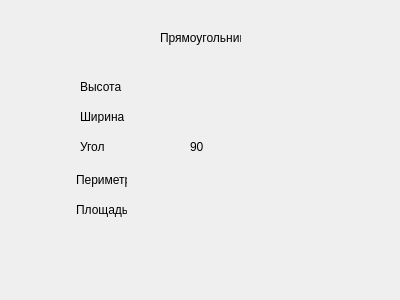
Old version of the form FigureListShow/showrectangle.ui in the repository momooshi/GeometryAssistance.
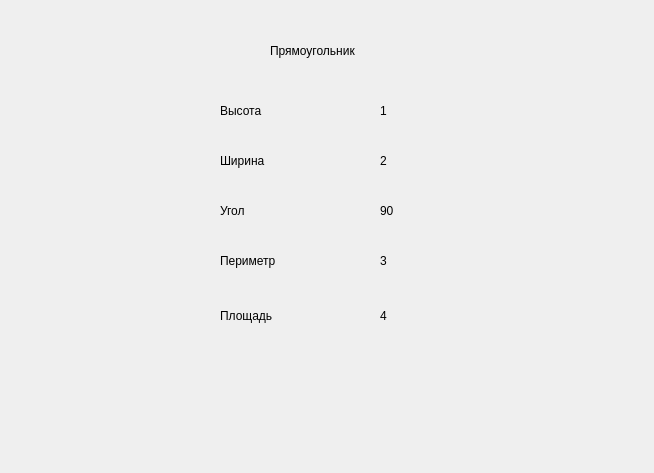
New version of the form.

Patch:
```diff
--- a/FigureListShow/showrectangle.ui
+++ b/FigureListShow/showrectangle.ui
@@ -6,8 +6,8 @@
    <rect>
     <x>0</x>
     <y>0</y>
-    <width>400</width>
-    <height>300</height>
+    <width>654</width>
+    <height>473</height>
    </rect>
   </property>
   <property name="windowTitle">
@@ -16,10 +16,10 @@
   <widget class="QLabel" name="label">
    <property name="geometry">
     <rect>
-     <x>160</x>
+     <x>270</x>
      <y>30</y>
-     <width>81</width>
-     <height>16</height>
+     <width>181</width>
+     <height>41</height>
     </rect>
    </property>
    <property name="text">
@@ -29,10 +29,10 @@
   <widget class="QLabel" name="label_2">
    <property name="geometry">
     <rect>
-     <x>80</x>
-     <y>80</y>
-     <width>47</width>
-     <height>13</height>
+     <x>220</x>
+     <y>90</y>
+     <width>71</width>
+     <height>41</height>
     </rect>
    </property>
    <property name="text">
@@ -42,10 +42,10 @@
   <widget class="QLabel" name="label_3">
    <property name="geometry">
     <rect>
-     <x>80</x>
-     <y>110</y>
-     <width>47</width>
-     <height>13</height>
+     <x>220</x>
+     <y>140</y>
+     <width>71</width>
+     <height>41</height>
     </rect>
    </property>
    <property name="text">
@@ -55,10 +55,10 @@
   <widget class="QLabel" name="label_4">
    <property name="geometry">
     <rect>
-     <x>80</x>
-     <y>140</y>
-     <width>47</width>
-     <height>13</height>
+     <x>220</x>
+     <y>190</y>
+     <width>71</width>
+     <height>41</height>
     </rect>
    </property>
    <property name="text">
@@ -68,10 +68,10 @@
   <widget class="QLabel" name="label_5">
    <property name="geometry">
     <rect>
-     <x>76</x>
-     <y>170</y>
-     <width>51</width>
-     <height>20</height>
+     <x>220</x>
+     <y>240</y>
+     <width>71</width>
+     <height>41</height>
     </rect>
    </property>
    <property name="text">
@@ -81,10 +81,10 @@
   <widget class="QLabel" name="label_6">
    <property name="geometry">
     <rect>
-     <x>76</x>
-     <y>200</y>
-     <width>51</width>
-     <height>20</height>
+     <x>220</x>
+     <y>290</y>
+     <width>71</width>
+     <height>51</height>
     </rect>
    </property>
    <property name="text">
@@ -94,36 +94,36 @@
   <widget class="QLabel" name="height">
    <property name="geometry">
     <rect>
-     <x>190</x>
-     <y>80</y>
-     <width>47</width>
-     <height>13</height>
+     <x>380</x>
+     <y>90</y>
+     <width>91</width>
+     <height>41</height>
     </rect>
    </property>
    <property name="text">
-    <string/>
+    <string>1</string>
    </property>
   </widget>
   <widget class="QLabel" name="width">
    <property name="geometry">
     <rect>
-     <x>190</x>
-     <y>110</y>
-     <width>47</width>
-     <height>13</height>
+     <x>380</x>
+     <y>140</y>
+     <width>91</width>
+     <height>41</height>
     </rect>
    </property>
    <property name="text">
-    <string/>
+    <string>2</string>
    </property>
   </widget>
   <widget class="QLabel" name="angle">
    <property name="geometry">
     <rect>
-     <x>190</x>
-     <y>140</y>
-     <width>47</width>
-     <height>13</height>
+     <x>380</x>
+     <y>190</y>
+     <width>91</width>
+     <height>41</height>
     </rect>
    </property>
    <property name="text">
@@ -133,27 +133,27 @@
   <widget class="QLabel" name="perimeter">
    <property name="geometry">
     <rect>
-     <x>190</x>
-     <y>170</y>
-     <width>47</width>
-     <height>13</height>
+     <x>380</x>
+     <y>240</y>
+     <width>91</width>
+     <height>41</height>
     </rect>
    </property>
    <property name="text">
-    <string/>
+    <string>3</string>
    </property>
   </widget>
   <widget class="QLabel" name="square">
    <property name="geometry">
     <rect>
-     <x>190</x>
-     <y>200</y>
-     <width>47</width>
-     <height>13</height>
+     <x>380</x>
+     <y>300</y>
+     <width>71</width>
+     <height>31</height>
     </rect>
    </property>
    <property name="text">
-    <string/>
+    <string>4</string>
    </property>
   </widget>
  </widget>
```
